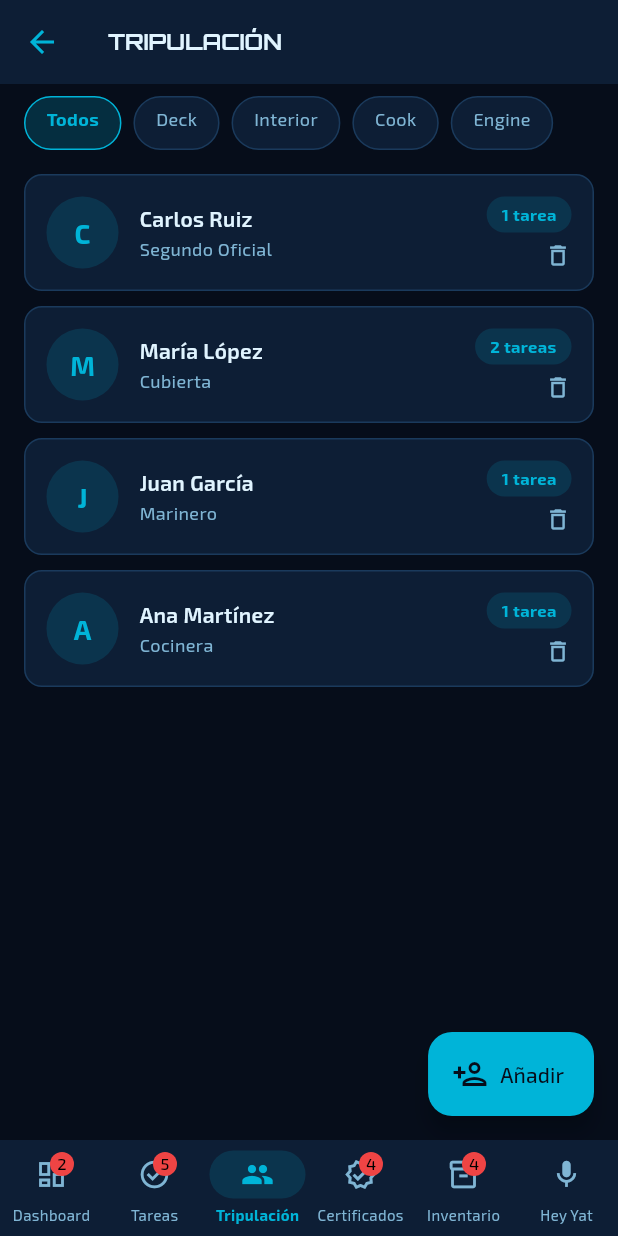
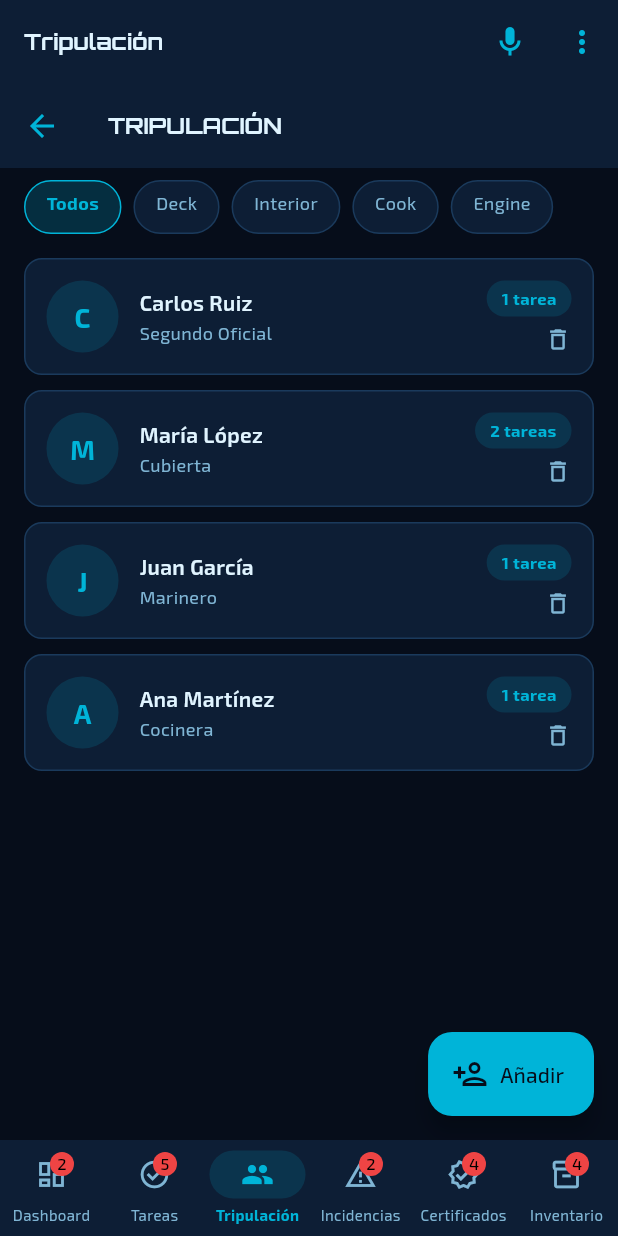
Before and after one commit to vicentellorens-collab/smart_yat, a Flutter app: the ManagerHome screen opened directly, item 3 of the bottom bar chosen, on a phone screen of 412 x 824 dp. Run offline on Flutter 3.47's test engine with Material 3 defaults, Android fonts, the light colour scheme and no system bars; our stand-ins replace connectivity_plus, file_picker, flutter_secure_storage, flutter_tts, google_fonts, image_picker and 4 more; accounts and stored records are empty; statements that could not run were skipped.

Commit message:
UX: eliminar drawer, mejorar nav gestor y tripulante

```diff
--- a/lib/screens/manager_home.dart
+++ b/lib/screens/manager_home.dart
@@ -24,7 +24,6 @@
 class _ManagerHomeState extends State<ManagerHome> {
   int _currentIndex = 0;
 
-  // Navigation state for dashboard → screen
   Key _tasksKey = const Key('tasks-init');
   int _tasksInitialTab = 0;
   Key _inventoryKey = const Key('inventory-init');
@@ -54,6 +53,78 @@
     );
   }
 
+  void _openHeyYat() {
+    Navigator.push(
+      context,
+      MaterialPageRoute(builder: (_) => const _HeyYatPage()),
+    );
+  }
+
+  void _showMoreMenu(BuildContext context) {
+    showModalBottomSheet(
+      context: context,
+      backgroundColor: AppTheme.panel,
+      shape: const RoundedRectangleBorder(
+        borderRadius: BorderRadius.vertical(top: Radius.circular(16)),
+      ),
+      builder: (_) => SafeArea(
+        child: Column(
+          mainAxisSize: MainAxisSize.min,
+          children: [
+            Container(
+              width: 40,
+              height: 4,
+              margin: const EdgeInsets.symmetric(vertical: 12),
+              decoration: BoxDecoration(
+                color: AppTheme.dividerColor,
+                borderRadius: BorderRadius.circular(2),
+              ),
+            ),
+            ListTile(
+              leading: const Icon(Icons.document_scanner_outlined,
+                  color: AppTheme.accent),
+              title: const Text('Escanear documento',
+                  style: TextStyle(color: AppTheme.textPrimary)),
+              onTap: () {
+                Navigator.pop(context);
+                Navigator.push(
+                  context,
+                  MaterialPageRoute(builder: (_) => const DocumentScanScreen()),
+                );
+              },
+            ),
+            const Divider(color: AppTheme.dividerColor, height: 1),
+            ListTile(
+              leading:
+                  const Icon(Icons.switch_account, color: AppTheme.accent),
+              title: const Text('Cambiar de usuario',
+                  style: TextStyle(color: AppTheme.textPrimary)),
+              onTap: () {
+                Navigator.pop(context);
+                _switchProfile();
+              },
+            ),
+            ListTile(
+              leading:
+                  const Icon(Icons.logout, color: AppTheme.errorColor),
+              title: const Text('Cerrar sesión',
+                  style: TextStyle(color: AppTheme.errorColor)),
+              onTap: () {
+                Navigator.pop(context);
+                context.read<AppProvider>().logout();
+                Navigator.of(context).pushAndRemoveUntil(
+                  MaterialPageRoute(builder: (_) => const LoginScreen()),
+                  (_) => false,
+                );
+              },
+            ),
+            const SizedBox(height: 8),
+          ],
+        ),
+      ),
+    );
+  }
+
   @override
   Widget build(BuildContext context) {
     final user = context.watch<AppProvider>().currentUser;
@@ -63,10 +134,7 @@
       DashboardScreen(
         onActiveTasks: () => _goToTasks(tab: 0),
         onRejectedTasks: () => _goToTasks(tab: 1),
-        onIncidents: () => Navigator.push(
-          context,
-          MaterialPageRoute(builder: (_) => const IncidentsScreen()),
-        ),
+        onIncidents: () => setState(() => _currentIndex = 3),
         onCertificates: () => setState(() => _currentIndex = 3),
         onLowStock: () => _goToInventory(filter: InventoryStatus.bajo),
         onDocScan: () => Navigator.push(
@@ -79,113 +147,63 @@
         initialTab: _tasksInitialTab,
       ),
       const CrewScreen(),
+      const IncidentsScreen(),
       const CertificatesScreen(),
       InventoryScreen(
         key: _inventoryKey,
         initialFilter: _inventoryInitialFilter,
       ),
-      const HeyYatScreen(),
+    ];
+
+    // AppBar titles per screen
+    const titles = [
+      'Dashboard',
+      'Tareas',
+      'Tripulación',
+      'Incidencias',
+      'Certificados',
+      'Inventario',
     ];
 
     return Scaffold(
-      drawer: NavigationDrawer(
-        backgroundColor: AppTheme.panel,
-        children: [
-          Padding(
-            padding: const EdgeInsets.fromLTRB(16, 28, 16, 16),
-            child: Column(
-              crossAxisAlignment: CrossAxisAlignment.start,
-              children: [
-                Row(
+      appBar: AppBar(
+        automaticallyImplyLeading: false,
+        title: Row(
+          children: [
+            Text(titles[_currentIndex]),
+            const SizedBox(width: 8),
+            if (!isOnline)
+              Container(
+                padding:
+                    const EdgeInsets.symmetric(horizontal: 6, vertical: 2),
+                decoration: BoxDecoration(
+                  color: const Color(0xFFef4444).withValues(alpha: 0.15),
+                  borderRadius: BorderRadius.circular(4),
+                ),
+                child: const Row(
                   children: [
-                    CircleAvatar(
-                      radius: 26,
-                      backgroundColor:
-                          AppTheme.accent.withValues(alpha: 0.2),
-                      child: Text(
-                        user?.name.isNotEmpty == true
-                            ? user!.name[0]
-                            : 'G',
-                        style: const TextStyle(
-                            color: AppTheme.accent,
-                            fontSize: 22,
-                            fontWeight: FontWeight.bold),
-                      ),
-                    ),
-                    const SizedBox(width: 10),
-                    Container(
-                      width: 8,
-                      height: 8,
-                      decoration: BoxDecoration(
-                        shape: BoxShape.circle,
-                        color: isOnline
-                            ? const Color(0xFF10b981)
-                            : const Color(0xFFef4444),
-                      ),
-                    ),
+                    Icon(Icons.wifi_off,
+                        color: Color(0xFFef4444), size: 12),
+                    SizedBox(width: 4),
+                    Text('Offline',
+                        style: TextStyle(
+                            color: Color(0xFFef4444), fontSize: 11)),
                   ],
                 ),
-                const SizedBox(height: 10),
-                Text(user?.name ?? 'Gestor',
-                    style: const TextStyle(
-                        color: AppTheme.textPrimary,
-                        fontSize: 15,
-                        fontWeight: FontWeight.w600)),
-                const Text('Gestor / Capitán',
-                    style: TextStyle(
-                        color: AppTheme.textSecondary, fontSize: 12)),
-              ],
-            ),
+              ),
+          ],
+        ),
+        actions: [
+          // HEY YAT shortcut always visible in AppBar
+          IconButton(
+            icon: const Icon(Icons.mic_outlined),
+            tooltip: 'HEY YAT',
+            onPressed: _openHeyYat,
           ),
-          const Divider(color: AppTheme.dividerColor),
-          ListTile(
-            leading: const Icon(Icons.document_scanner_outlined,
-                color: AppTheme.accent),
-            title: const Text('Escanear Documento',
-                style: TextStyle(color: AppTheme.textPrimary)),
-            onTap: () {
-              Navigator.pop(context);
-              Navigator.push(
-                  context,
-                  MaterialPageRoute(
-                      builder: (_) => const DocumentScanScreen()));
-            },
-          ),
-          ListTile(
-            leading:
-                const Icon(Icons.warning_amber_outlined, color: AppTheme.accent),
-            title: const Text('Incidencias',
-                style: TextStyle(color: AppTheme.textPrimary)),
-            onTap: () {
-              Navigator.pop(context);
-              Navigator.push(
-                  context,
-                  MaterialPageRoute(
-                      builder: (_) => const IncidentsScreen()));
-            },
-          ),
-          const Divider(color: AppTheme.dividerColor),
-          ListTile(
-            leading:
-                const Icon(Icons.switch_account, color: AppTheme.accent),
-            title: const Text('Cambiar de usuario',
-                style: TextStyle(color: AppTheme.textPrimary)),
-            onTap: () {
-              Navigator.pop(context);
-              _switchProfile();
-            },
-          ),
-          ListTile(
-            leading: const Icon(Icons.logout, color: AppTheme.errorColor),
-            title: const Text('Cerrar Sesión',
-                style: TextStyle(color: AppTheme.errorColor)),
-            onTap: () {
-              context.read<AppProvider>().logout();
-              Navigator.of(context).pushAndRemoveUntil(
-                MaterialPageRoute(builder: (_) => const LoginScreen()),
-                (_) => false,
-              );
-            },
+          IconButton(
+            icon: const Icon(Icons.more_vert),
+            tooltip: 'Más opciones',
+            onPressed: () => _showMoreMenu(context),
           ),
         ],
       ),
@@ -237,7 +255,8 @@
             icon: Badge(
               isLabelVisible:
                   context.watch<AppProvider>().activeTasks > 0,
-              label: Text('${context.watch<AppProvider>().activeTasks}'),
+              label:
+                  Text('${context.watch<AppProvider>().activeTasks}'),
               child: const Icon(Icons.task_alt_outlined),
             ),
             selectedIcon: const Icon(Icons.task_alt),
@@ -247,6 +266,17 @@
             icon: Icon(Icons.group_outlined),
             selectedIcon: Icon(Icons.group),
             label: 'Tripulación',
+          ),
+          NavigationDestination(
+            icon: Badge(
+              isLabelVisible:
+                  context.watch<AppProvider>().openIncidents > 0,
+              label: Text(
+                  '${context.watch<AppProvider>().openIncidents}'),
+              child: const Icon(Icons.warning_amber_outlined),
+            ),
+            selectedIcon: const Icon(Icons.warning_amber),
+            label: 'Incidencias',
           ),
           NavigationDestination(
             icon: Badge(
@@ -270,13 +300,27 @@
             selectedIcon: const Icon(Icons.inventory_2),
             label: 'Inventario',
           ),
-          const NavigationDestination(
-            icon: Icon(Icons.mic_outlined),
-            selectedIcon: Icon(Icons.mic),
-            label: 'Hey Yat',
-          ),
         ],
       ),
     );
   }
 }
+
+/// Wrapper para abrir HeyYat como pantalla completa desde el gestor
+class _HeyYatPage extends StatelessWidget {
+  const _HeyYatPage();
+
+  @override
+  Widget build(BuildContext context) {
+    return Scaffold(
+      appBar: AppBar(
+        title: const Text('HEY YAT'),
+        leading: IconButton(
+          icon: const Icon(Icons.arrow_back),
+          onPressed: () => Navigator.pop(context),
+        ),
+      ),
+      body: const HeyYatScreen(),
+    );
+  }
+}
```
Also changed, not shown: lib/screens/crew_home.dart (+85 -68 lines).
